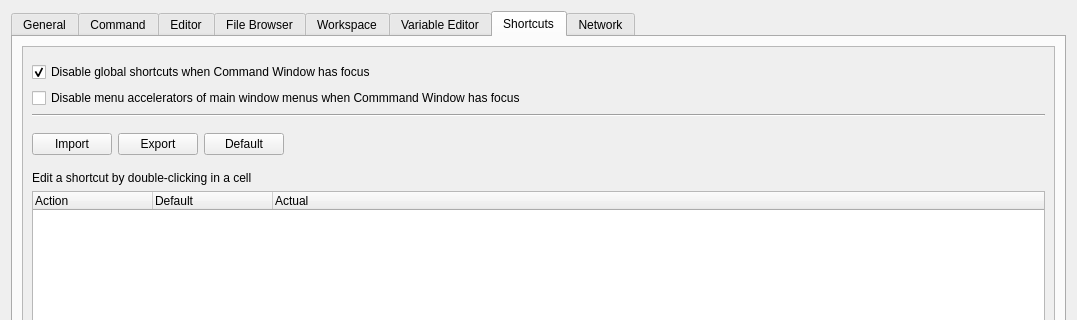
The window that libgui/src/settings-dialog.ui (gnu-octave/octave) describes before a commit, drawn with Qt 5; both pictures show x 0 to 1077 and y 0 to 320 of the 1077 by 673 pixel window.
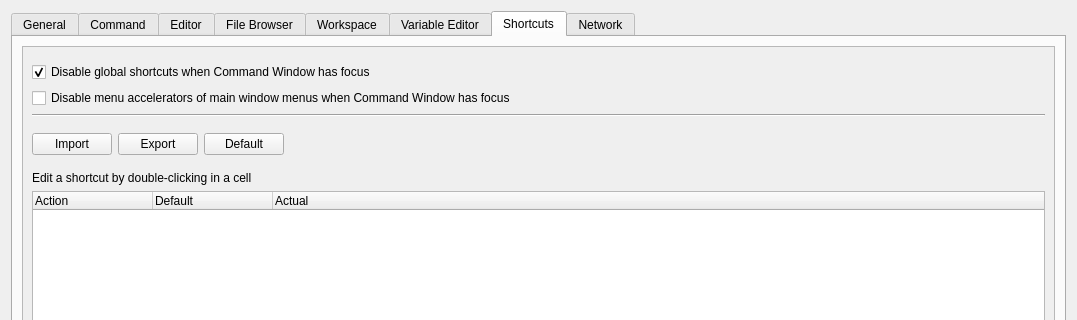
The same window after the commit.

Commit message:
Fix typos and grammatical mistakes in text exposed to the user
* liboctave/numeric/svd.cc: "occured" -> "occurred"

* libgui/src/settings-dialog.ui: "Commmand" -> "Command"

* libgui/src/shortcut-manager.cc: "allows to" -> "allows one to"

Diff of the .ui file:
```diff
--- a/libgui/src/settings-dialog.ui
+++ b/libgui/src/settings-dialog.ui
@@ -2595,7 +2595,7 @@
 interference with readline key strokes.</string>
                  </property>
                  <property name="text">
-                  <string>Disable menu accelerators of main window menus when Commmand Window has focus</string>
+                  <string>Disable menu accelerators of main window menus when Command Window has focus</string>
                  </property>
                 </widget>
                </item>
```
The commit also changes 2 other files.
